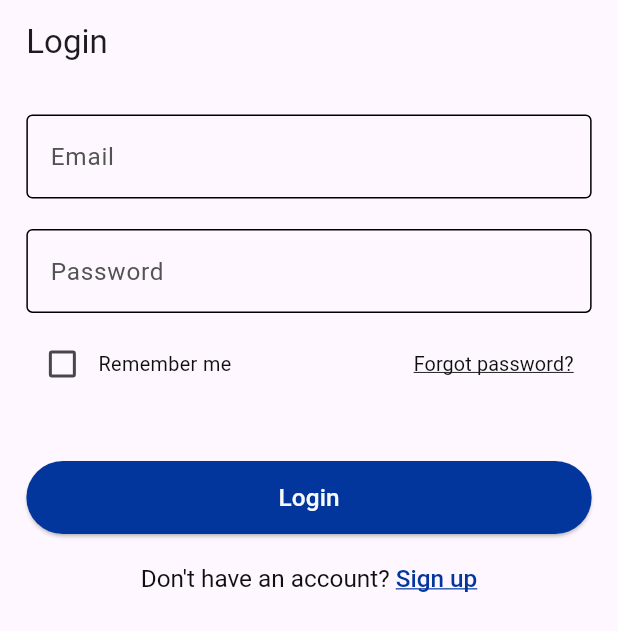
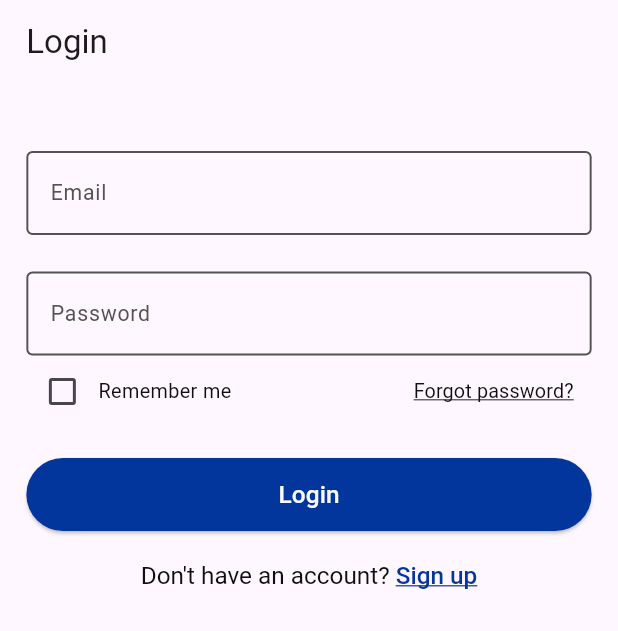
Before and after one commit to mohamedAlaa-CS/online_exam, a Flutter app: the screen it shows after launch, on a phone screen of 412 x 824 dp. Shown: the top 631 px of the screen. Run offline on Flutter 3.47's test engine with Material 3 defaults, Android fonts, the phone set to English and light mode, and no system bars; our stand-ins replace dio, flutter_bloc, flutter_screenutil, flutter_secure_storage, get_it, injectable and 1 more.

Commit message:
Updated sign_in feature with latest fix conflicts

```diff
--- a/lib/core/di/di.dart
+++ b/lib/core/di/di.dart
@@ -6,8 +6,8 @@ import 'di.config.dart';
 final getIt = GetIt.instance;
 
 @InjectableInit(
-  initializerName: 'init',
-  preferRelativeImports: true,
-  asExtension: true,
+  initializerName: 'init', // default
+  preferRelativeImports: true, // default
+  asExtension: true, // default
 )
 void configureDependencies() => getIt.init();
--- a/lib/core/dialogs/app_dialogs.dart
+++ b/lib/core/dialogs/app_dialogs.dart
@@ -63,7 +63,7 @@ class AppDialogs {
               context.pop();
             },
             child: Text(
-              "Got it",
+              'Got it',
               style: TextStyles.font16Gray400Weight,
             ),
           ),
@@ -85,7 +85,7 @@ class AppDialogs {
             horizontalSpace(16),
             Text(
               textAlign: TextAlign.center,
-              "Loading ...",
+              'Loading ...',
               style: TextStyles.font20Black500Weight.copyWith(fontSize: 16.sp),
             ),
           ],
--- a/lib/core/theming/colors.dart
+++ b/lib/core/theming/colors.dart
@@ -14,4 +14,5 @@ class AppColors {
   static const Color lightRed = Color(0xFFF8D2D2);
   static const Color placeHolder = Color(0xffa6a6a6);
   static const Color white = Color(0xffF9F9F9);
+  static const Color pinPut = Color(0xffDFE7F7);
 }
--- a/lib/core/theming/styles.dart
+++ b/lib/core/theming/styles.dart
@@ -13,15 +13,14 @@ class TextStyles {
     fontWeight: FontWeight.w400,
     color: AppColors.grey,
   );
+  static TextStyle font20Black500Weight = TextStyle(
+    fontSize: 20.sp,
+    fontWeight: FontWeight.w500,
+    color: AppColors.black,
+  );
   static TextStyle font16White500Weight = TextStyle(
     fontSize: 16.sp,
     fontWeight: FontWeight.w500,
     color: AppColors.white,
   );
-
-  static TextStyle font20Black500Weight = TextStyle(
-    fontSize: 20.sp,
-    fontWeight: FontWeight.w500,
-    color: AppColors.black,
-  );
 }
--- a/lib/core/widgets/app_text_form_field.dart
+++ b/lib/core/widgets/app_text_form_field.dart
@@ -1,4 +1,5 @@
 import 'package:flutter/material.dart';
+import 'package:flutter_screenutil/flutter_screenutil.dart';
 import 'package:online_exam/core/theming/colors.dart';
 import 'package:online_exam/core/theming/styles.dart';
 
@@ -9,46 +10,74 @@ class AppTextFormField extends StatelessWidget {
     required this.hintText,
     this.controller,
     this.validator,
-    this.obscureText = false,
+    this.isObscureText,
+    this.suffixIcon,
   });
   final String labelText;
   final String hintText;
   final TextEditingController? controller;
   final String? Function(String?)? validator;
-  final bool obscureText;
+  final bool? isObscureText;
+  final Widget? suffixIcon;
   @override
   Widget build(BuildContext context) {
-    return TextFormField(
+    return Padding(
+      padding: EdgeInsets.only(top: 24.h),
+      child: TextFormField(
         controller: controller,
+        obscureText: isObscureText ?? false,
         validator: validator,
-      obscureText: obscureText,
         decoration: InputDecoration(
           labelText: labelText,
           hintText: hintText,
+
+          // floatingLabelStyle: const TextStyle(color: Colors.red),
+          errorStyle: const TextStyle(color: AppColors.error),
           hintStyle: TextStyles.font14PlaceHolder400Weight,
-        labelStyle: TextStyles.font16Gray400Weight,
+          labelStyle: TextStyles.font14PlaceHolder400Weight,
+          suffixIcon: suffixIcon,
           enabledBorder: OutlineInputBorder(
-          borderRadius: BorderRadius.circular(4),
+            borderRadius: BorderRadius.circular(4.r),
             borderSide: const BorderSide(
-            color: AppColors.black,
+              color: AppColors.grey,
+              width: 1.3,
             ),
           ),
           focusedBorder: OutlineInputBorder(
-          borderRadius: BorderRadius.circular(4),
+            borderRadius: BorderRadius.circular(4.r),
             borderSide: const BorderSide(
-            color: AppColors.black,
+              color: AppColors.grey,
+              width: 1.3,
             ),
           ),
           errorBorder: OutlineInputBorder(
-          borderRadius: BorderRadius.circular(4),
+            borderRadius: BorderRadius.circular(4.r),
             borderSide: const BorderSide(
               color: AppColors.error,
+              width: 1.3,
+            ),
+          ),
+          focusedErrorBorder: OutlineInputBorder(
+            borderRadius: BorderRadius.circular(4.r),
+            borderSide: const BorderSide(
+              color: AppColors.error,
+              width: 1.3,
+            ),
+          ),
+
+          disabledBorder: OutlineInputBorder(
+            borderRadius: BorderRadius.circular(4.r),
+            borderSide: const BorderSide(
+              color: AppColors.grey,
+              width: 1.3,
             ),
           ),
           border: OutlineInputBorder(
-          borderRadius: BorderRadius.circular(4),
+            borderRadius: BorderRadius.circular(4.r),
             borderSide: const BorderSide(
-            color: AppColors.black,
+              color: AppColors.grey,
+              width: 1.3,
+            ),
           ),
         ),
       ),
--- a/lib/data/api/api_constants.dart
+++ b/lib/data/api/api_constants.dart
@@ -1,5 +1,8 @@
 class ApiConstants {
   static const String baseUrl = "https://exam.elevateegy.com/api/v1/";
   static const String signInApi = "auth/signin";
-  static const String registerApi = "auth/signup";
+  static const String signupApi = "auth/signup";
+  static const String forgetPasswordApi = "auth/forgotPassword";
+  static const String resetCodeApi = "auth/verifyResetCode";
+  static const String resetPasswordApi = "auth/resetPassword";
 }
--- a/lib/data/api/model/user_dto.dart
+++ b/lib/data/api/model/user_dto.dart
@@ -53,6 +53,7 @@ class UserDto {
       email: email,
       phone: phone,
       isVerified: isVerified,
-        token: token);
+      token: token,
+    );
   }
 }
--- a/lib/data/contracts/auth/auth_offline_datasource.dart
+++ b/lib/data/contracts/auth/auth_offline_datasource.dart
@@ -1 +1 @@
-abstract class AuthOfflineDataSource {}
+abstract class AuthOfflineDatasource {}
--- a/lib/data/contracts/auth/auth_online_datasource.dart
+++ b/lib/data/contracts/auth/auth_online_datasource.dart
@@ -1,6 +1,6 @@
 import 'package:online_exam/domin/common/api_result.dart';
 import 'package:online_exam/domin/entities/user.dart';
 
-abstract class AuthOnlineDataSource {
+abstract class AuthOnlineDatasource {
   Future<Result<User?>> login(String email, String password);
 }
--- a/lib/data/datasource/auth/auth_offline_datasource_impl.dart
+++ b/lib/data/datasource/auth/auth_offline_datasource_impl.dart
@@ -1,5 +1,5 @@
 import 'package:injectable/injectable.dart';
 import 'package:online_exam/data/contracts/auth/auth_offline_datasource.dart';
 
-@Injectable(as: AuthOfflineDataSource)
-class AuthOflineDatasourceImpl implements AuthOfflineDataSource {}
+@Injectable(as: AuthOfflineDatasource)
+class AuthOflineDatasourceImpl implements AuthOfflineDatasource {}
--- a/lib/data/datasource/auth/auth_online_datasource_impl.dart
+++ b/lib/data/datasource/auth/auth_online_datasource_impl.dart
@@ -8,8 +8,8 @@ import 'package:online_exam/data/contracts/auth/auth_online_datasource.dart';
 import 'package:online_exam/domin/common/api_result.dart';
 import 'package:online_exam/domin/entities/user.dart';
 
-@Injectable(as: AuthOnlineDataSource)
-class AuthOnlineDatasourceImpl implements AuthOnlineDataSource {
+@Injectable(as: AuthOnlineDatasource)
+class AuthOnlineDatasourceImpl implements AuthOnlineDatasource {
   ApiManager apiManager;
   AuthOnlineDatasourceImpl(this.apiManager);
 
--- a/lib/data/repositories/auth_repositories.impl.dart
+++ b/lib/data/repositories/auth_repositories.impl.dart
@@ -7,8 +7,8 @@ import 'package:online_exam/domin/repositories/auth_repository.dart';
 
 @Injectable(as: AuthRepository)
 class AuthRepoImpl implements AuthRepository {
-  AuthOnlineDataSource onlineDatasource;
-  AuthOfflineDataSource offlineDatasource;
+  AuthOnlineDatasource onlineDatasource;
+  AuthOfflineDatasource offlineDatasource;
 
   AuthRepoImpl(this.onlineDatasource, this.offlineDatasource);
 
--- a/lib/domin/entities/user.dart
+++ b/lib/domin/entities/user.dart
@@ -1,4 +1,15 @@
 class User {
+  User({
+    this.id,
+    this.username,
+    this.firstName,
+    this.lastName,
+    this.email,
+    this.phone,
+    this.isVerified,
+    this.token,
+  });
+
   String? id;
   String? username;
   String? firstName;
@@ -7,14 +18,4 @@ class User {
   String? phone;
   bool? isVerified;
   String? token;
-
-  User(
-      {this.id,
-      this.username,
-      this.firstName,
-      this.lastName,
-      this.email,
-      this.phone,
-      this.isVerified,
-      this.token});
 }
--- a/lib/main.dart
+++ b/lib/main.dart
@@ -7,7 +7,5 @@ void main() async {
   WidgetsFlutterBinding.ensureInitialized();
   configureDependencies();
   await SharedPreferencesHelper.init();
-  runApp(
-    const OnlineExam(),
-  );
+  runApp(const OnlineExam());
 }
--- a/lib/presentation/login/login_viewmodel.dart
+++ b/lib/presentation/login/login_viewmodel.dart
@@ -37,8 +37,8 @@ class LoginViewModel extends Cubit<LoginViewState> {
       case Success<User?>():
         {
           if (rememberMe == true) {
-            SharedPreferencesHelper.saveData(
-                key: Constant.keyToken, value: result.data!.token);
+            SharedPreferencesHelper.setSecuredString(
+                key: Constant.keyToken, value: result.data!.token!);
           }
           emit(LoginSuccessState(result.data));
         }
--- a/lib/presentation/login/widgets/form_login.dart
+++ b/lib/presentation/login/widgets/form_login.dart
@@ -30,17 +30,15 @@ class FormLogin extends StatelessWidget {
             validator: Validations.validateEmail,
             controller: context.read<LoginViewModel>().emailController,
           ),
-          verticalSpace(20),
           AppTextFormField(
             labelText: 'Password',
             hintText: 'Enter your password',
-            obscureText: true,
+            isObscureText: true,
             validator: Validations.validatePassword,
             controller: context.read<LoginViewModel>().passwordController,
           ),
-          verticalSpace(10),
           RememberAndForgetPassword(viewModel: viewModel),
-          verticalSpace(40),
+          verticalSpace(20),
           SizedBox(
             width: double.infinity,
             child: AppButton(
```
Also changed, not shown: lib/core/cache/shared_preferences.dart (+10 -8 lines), lib/core/helper/validations.dart (+17 -17 lines), lib/data/api/handel_exception_error.dart (+14 -9 lines), lib/core/di/di.config.dart. Lines whose indentation alone changed are shown as unchanged.
